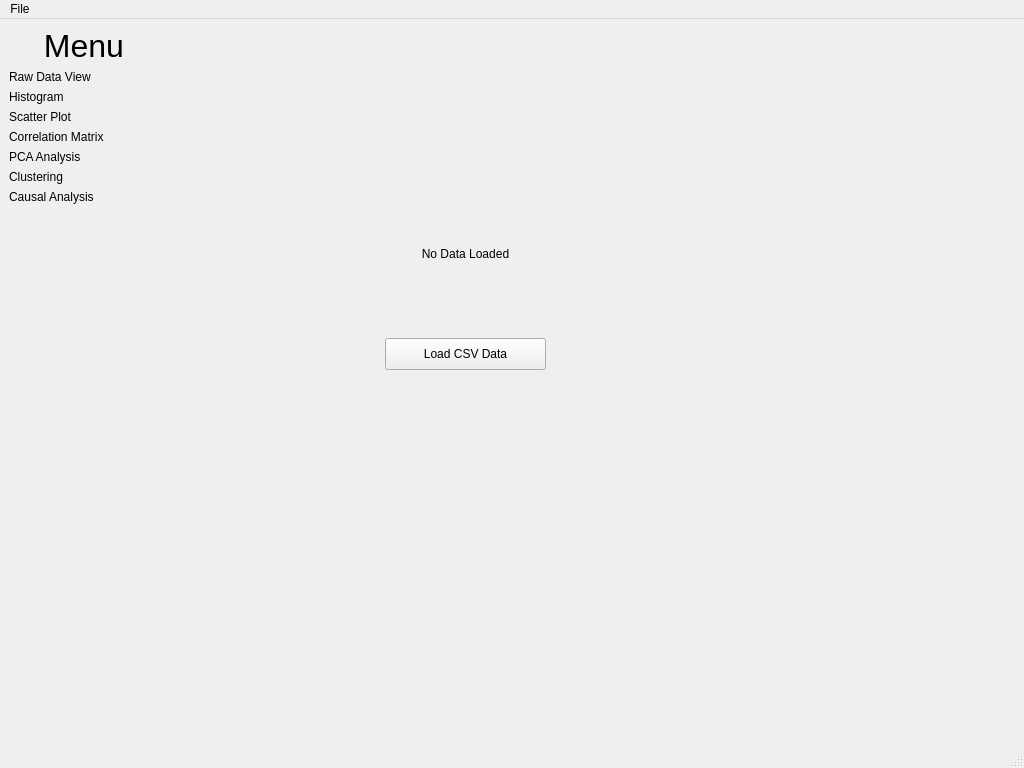
Above: src/mainwindow.ui from wms2537/medical_data_analytics_platform before the change. Below: the same form after it.
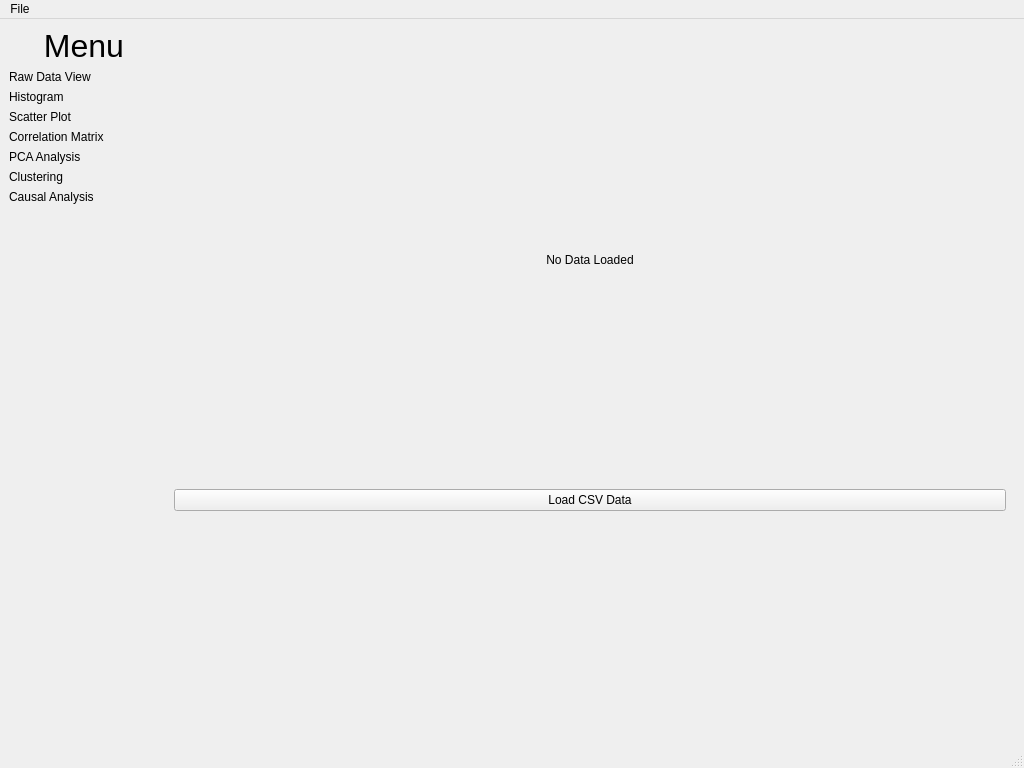
That is the form after the change. The open tabs and pages were chosen to show the change. Custom widgets are drawn as their Qt base class.

Diff of the .ui file:
```diff
--- a/src/mainwindow.ui
+++ b/src/mainwindow.ui
@@ -144,27 +144,14 @@
          <number>7</number>
         </property>
         <widget class="QWidget" name="page_no_data">
-         <widget class="QPushButton" name="pushButton_load_csv_data">
-          <property name="geometry">
-           <rect>
-            <x>220</x>
-            <y>310</y>
-            <width>161</width>
-            <height>32</height>
-           </rect>
-          </property>
-          <property name="text">
-           <string>Load CSV Data</string>
-          </property>
-         </widget>
+         <layout class="QVBoxLayout" name="verticalLayout_8">
+          <item>
          <widget class="QLabel" name="label_2">
-          <property name="geometry">
-           <rect>
-            <x>0</x>
-            <y>200</y>
-            <width>601</width>
-            <height>51</height>
-           </rect>
+            <property name="sizePolicy">
+             <sizepolicy hsizetype="Preferred" vsizetype="Fixed">
+              <horstretch>0</horstretch>
+              <verstretch>0</verstretch>
+             </sizepolicy>
           </property>
           <property name="text">
            <string>No Data Loaded</string>
@@ -173,6 +160,21 @@
            <set>Qt::AlignCenter</set>
           </property>
          </widget>
+          </item>
+          <item>
+           <widget class="QPushButton" name="pushButton_load_csv_data">
+            <property name="sizePolicy">
+             <sizepolicy hsizetype="Preferred" vsizetype="Fixed">
+              <horstretch>0</horstretch>
+              <verstretch>0</verstretch>
+             </sizepolicy>
+            </property>
+            <property name="text">
+             <string>Load CSV Data</string>
+            </property>
+           </widget>
+          </item>
+         </layout>
         </widget>
         <widget class="QWidget" name="page_raw_data_view">
          <layout class="QVBoxLayout" name="verticalLayout">
```
Left out of the diff: 2 changed lines with no effect on the pictures. Lines whose indentation alone changed are shown as unchanged.
